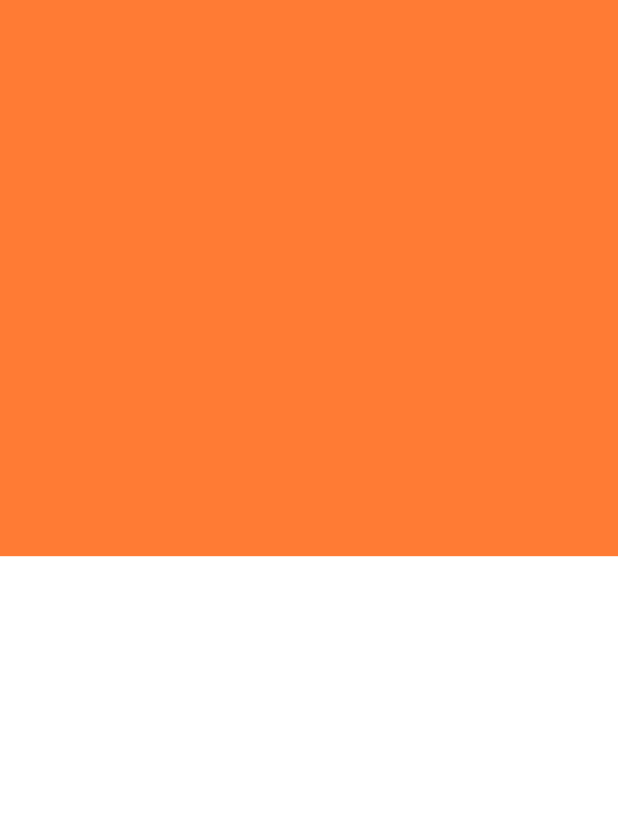
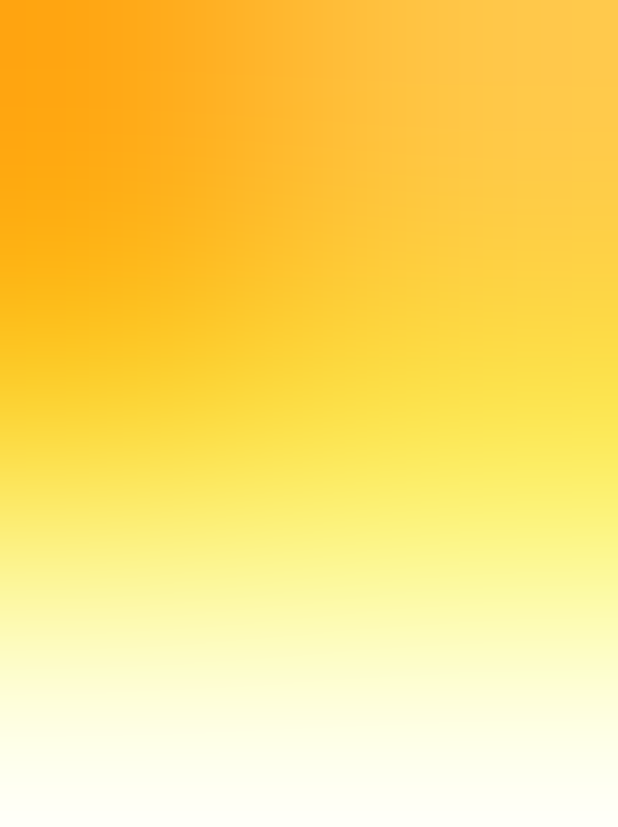
Before and after one commit to Elfeny7/login_auth_bloc, a Flutter app: the screen it shows after launch, on a phone screen of 412 x 824 dp. Shown: the top 827 px of the screen. Run offline on Flutter 3.47's test engine with Material 2 defaults, Android fonts, the phone set to English and light mode, and no system bars; our stand-ins replace bloc, cloud_firestore, equatable, firebase_auth, firebase_core, flutter_bloc; accounts and stored records are empty.

Commit message:
feat: change background in welcome screen

```diff
--- a/lib/app_view.dart
+++ b/lib/app_view.dart
@@ -3,6 +3,7 @@ import 'package:flutter_bloc/flutter_bloc.dart';
 import 'package:login_auth_bloc/screens/auth/welcome_screen.dart';
 
 import 'blocs/authentication_bloc/authentication_bloc.dart';
+import 'screens/home/home_screen.dart';
 
 class MyAppView extends StatelessWidget {
   const MyAppView({super.key});
@@ -15,11 +16,11 @@ class MyAppView extends StatelessWidget {
         colorScheme: const ColorScheme.light(
           background: Colors.white,
           onBackground: Colors.black,
-          primary: Color.fromARGB(255, 255, 228, 76),
+          primary: Color.fromARGB(255, 255, 201, 76),
           onPrimary: Colors.black,
-          secondary: Color.fromARGB(255, 255, 193, 68),
+          secondary: Color.fromARGB(255, 255, 162, 12),
           onSecondary: Colors.white,
-          tertiary: Color.fromARGB(255, 255, 123, 52),
+          tertiary: Color.fromARGB(255, 247, 255, 18),
           error: Colors.red,
           outline: Color.fromARGB(255, 50, 50, 50),
         ),
--- a/lib/main.dart
+++ b/lib/main.dart
@@ -1,13 +1,16 @@
 import 'package:bloc/bloc.dart';
 import 'package:firebase_core/firebase_core.dart';
 import 'package:flutter/material.dart';
+import 'package:login_auth_bloc/firebase_options.dart';
 import 'package:login_auth_bloc/simple_bloc_observer.dart';
 import 'package:user_repository/user_repository.dart';
 import 'app.dart';
 
 void main() async {
   WidgetsFlutterBinding.ensureInitialized();
-  await Firebase.initializeApp();
+  await Firebase.initializeApp(
+    options: DefaultFirebaseOptions.currentPlatform,
+  );
   Bloc.observer = SimpleBlocObserver();
   runApp(MainApp(FirebaseUserRepo()));
 }
--- a/lib/screens/auth/welcome_screen.dart
+++ b/lib/screens/auth/welcome_screen.dart
@@ -1,3 +1,5 @@
+import 'dart:ui';
+
 import 'package:flutter/material.dart';
 
 class WelcomeScreen extends StatefulWidget {
@@ -35,7 +37,31 @@ class _WelcomeScreenState extends State<WelcomeScreen>
                     color: Theme.of(context).colorScheme.tertiary,
                   ),
                 ),
-              )
+              ),
+              Align(
+                alignment: const AlignmentDirectional(-2.7, -1.2),
+                child: Container(
+                  width: MediaQuery.of(context).size.width / 1.3,
+                  height: MediaQuery.of(context).size.width / 1.3,
+                  decoration: BoxDecoration(
+                    color: Theme.of(context).colorScheme.secondary,
+                  ),
+                ),
+              ),
+              Align(
+                alignment: const AlignmentDirectional(2.7, -1.2),
+                child: Container(
+                  width: MediaQuery.of(context).size.width / 1.3,
+                  height: MediaQuery.of(context).size.width / 1.3,
+                  decoration: BoxDecoration(
+                    color: Theme.of(context).colorScheme.primary,
+                  ),
+                ),
+              ),
+              BackdropFilter(
+                filter: ImageFilter.blur(sigmaX: 100.0, sigmaY: 100.0),
+                child: Container(),
+              ),
             ],
           ),
         ),
--- a/lib/screens/home/home_screen.dart
+++ b/lib/screens/home/home_screen.dart
@@ -0,0 +1,15 @@
+import 'package:flutter/material.dart';
+
+class HomeScreen extends StatefulWidget {
+  const HomeScreen({super.key});
+
+  @override
+  State<HomeScreen> createState() => _HomeScreenState();
+}
+
+class _HomeScreenState extends State<HomeScreen> {
+  @override
+  Widget build(BuildContext context) {
+    return const Placeholder();
+  }
+}
--- a/packages/user_repository/pubspec.yaml
+++ b/packages/user_repository/pubspec.yaml
@@ -9,6 +9,7 @@ environment:
 dependencies:
   equatable: ^2.0.5
   firebase_auth: ^4.16.0
+  firebase_core: ^2.24.2
   cloud_firestore: ^4.14.0
   flutter:
     sdk: flutter
```
Also changed, not shown: packages/user_repository/pubspec.lock, 1 other file.
